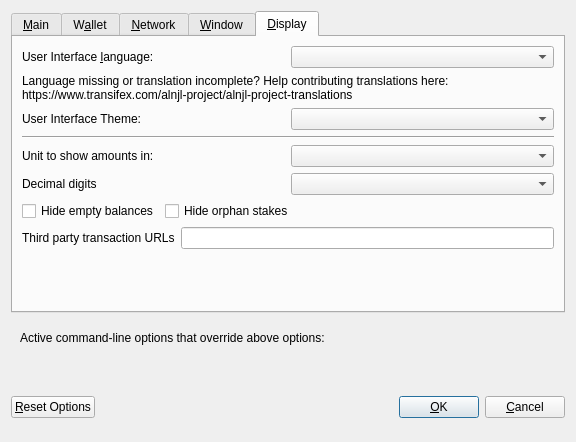
Qt form src/qt/forms/optionsdialog.ui (Gh0st-N1njA/ALNJCoin) before a commit.
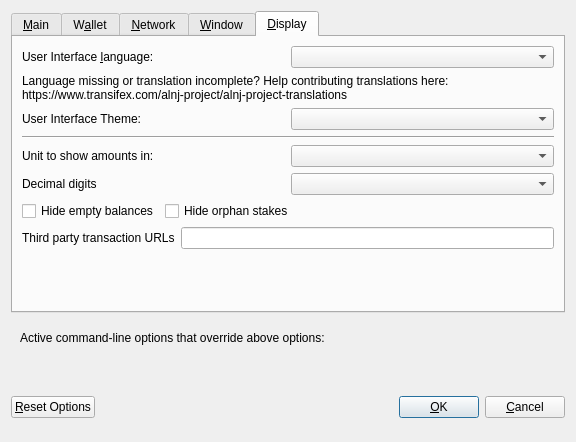
The same form after that commit. The open tabs and pages were chosen to show the change. Custom widgets are drawn as their Qt base class.

The edit to the form file:
```diff
--- a/src/qt/forms/optionsdialog.ui
+++ b/src/qt/forms/optionsdialog.ui
@@ -533,7 +533,7 @@
          </property>
          <property name="text">
           <string>Language missing or translation incomplete? Help contributing translations here:
-https://www.transifex.com/alnjl-project/alnjl-project-translations</string>
+https://www.transifex.com/alnj-project/alnj-project-translations</string>
          </property>
          <property name="wordWrap">
           <bool>true</bool>
```
